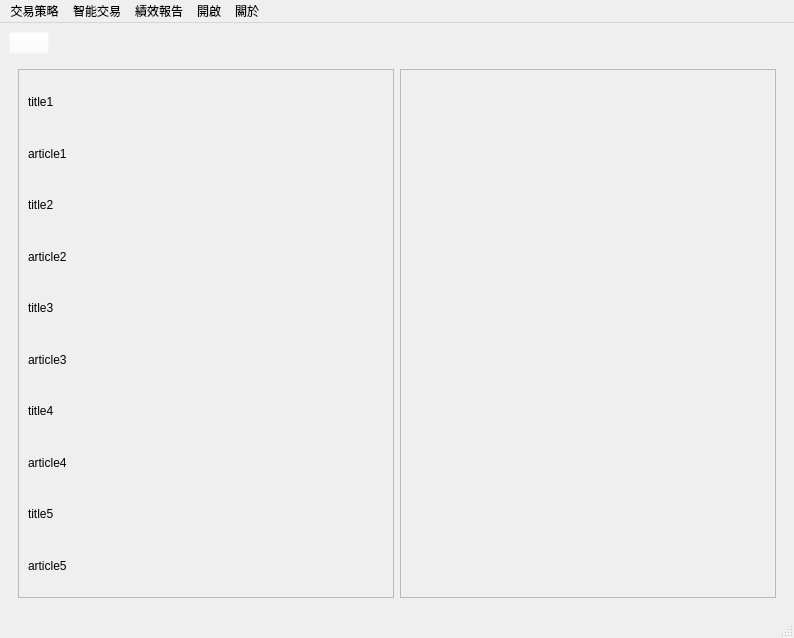
allen93075/Winner, file New_UI_for_edit.ui: the form before one commit.
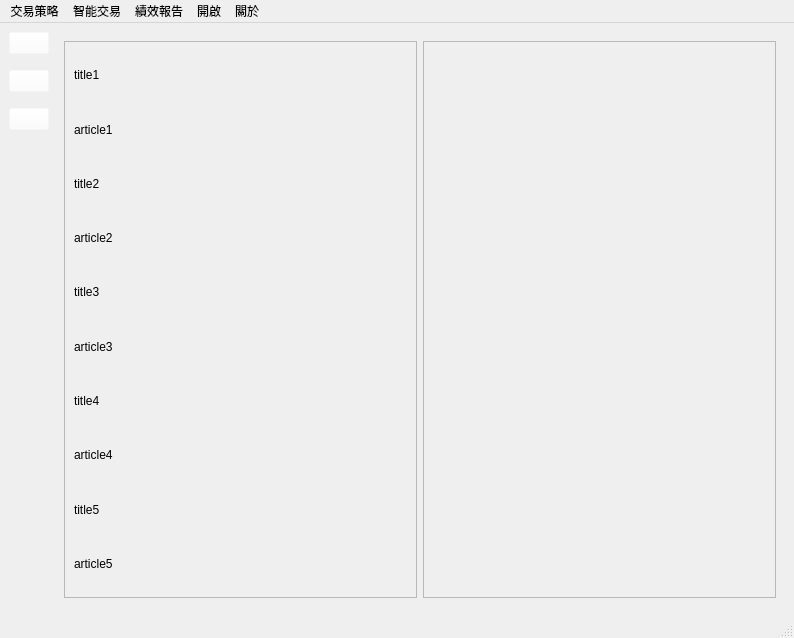
The form after the commit. Icons and pictures are not drawn.

Commit message: 新增MC, PL button

```diff
--- a/New_UI_for_edit.ui
+++ b/New_UI_for_edit.ui
@@ -28,7 +28,103 @@
   </property>
   <widget class="QWidget" name="centralwidget">
    <layout class="QGridLayout" name="gridLayout_4">
-    <item row="1" column="0">
+    <item row="0" column="0">
+     <layout class="QVBoxLayout" name="verticalLayout_3">
+      <item>
+       <widget class="QPushButton" name="BackHome_button">
+        <property name="sizePolicy">
+         <sizepolicy hsizetype="Fixed" vsizetype="Fixed">
+          <horstretch>0</horstretch>
+          <verstretch>0</verstretch>
+         </sizepolicy>
+        </property>
+        <property name="styleSheet">
+         <string notr="true">border-color: rgba(255, 255, 255, 0);
+background-color: rgba(255, 255, 255, 0);</string>
+        </property>
+        <property name="text">
+         <string/>
+        </property>
+       </widget>
+      </item>
+      <item>
+       <spacer name="verticalSpacer_2">
+        <property name="orientation">
+         <enum>Qt::Vertical</enum>
+        </property>
+        <property name="sizeType">
+         <enum>QSizePolicy::Fixed</enum>
+        </property>
+        <property name="sizeHint" stdset="0">
+         <size>
+          <width>20</width>
+          <height>10</height>
+         </size>
+        </property>
+       </spacer>
+      </item>
+      <item>
+       <widget class="QPushButton" name="MCcall_button">
+        <property name="sizePolicy">
+         <sizepolicy hsizetype="Fixed" vsizetype="Fixed">
+          <horstretch>0</horstretch>
+          <verstretch>0</verstretch>
+         </sizepolicy>
+        </property>
+        <property name="styleSheet">
+         <string notr="true">border-color: rgba(255, 255, 255, 0);
+background-color: rgba(255, 255, 255, 0);</string>
+        </property>
+        <property name="text">
+         <string/>
+        </property>
+       </widget>
+      </item>
+      <item>
+       <spacer name="verticalSpacer_3">
+        <property name="orientation">
+         <enum>Qt::Vertical</enum>
+        </property>
+        <property name="sizeType">
+         <enum>QSizePolicy::Fixed</enum>
+        </property>
+        <property name="sizeHint" stdset="0">
+         <size>
+          <width>20</width>
+          <height>10</height>
+         </size>
+        </property>
+       </spacer>
+      </item>
+      <item>
+       <widget class="QPushButton" name="PLcall_button">
+        <property name="styleSheet">
+         <string notr="true">border-color: rgba(255, 255, 255, 0);
+background-color: rgba(255, 255, 255, 0);</string>
+        </property>
+        <property name="text">
+         <string/>
+        </property>
+       </widget>
+      </item>
+      <item>
+       <spacer name="verticalSpacer">
+        <property name="orientation">
+         <enum>Qt::Vertical</enum>
+        </property>
+        <property name="sizeHint" stdset="0">
+         <size>
+          <width>20</width>
+          <height>40</height>
+         </size>
+        </property>
+       </spacer>
+      </item>
+     </layout>
+    </item>
+    <item row="0" column="1">
+     <layout class="QHBoxLayout" name="horizontalLayout">
+      <item>
      <widget class="QStackedWidget" name="stackedWidget">
       <property name="currentIndex">
        <number>0</number>
@@ -53,8 +149,8 @@
               <rect>
                <x>0</x>
                <y>0</y>
-               <width>365</width>
-               <height>521</height>
+                 <width>338</width>
+                 <height>541</height>
               </rect>
              </property>
              <layout class="QGridLayout" name="gridLayout_2">
@@ -179,22 +275,7 @@
       </widget>
      </widget>
     </item>
-    <item row="0" column="0">
-     <widget class="QPushButton" name="BackHome_button">
-      <property name="sizePolicy">
-       <sizepolicy hsizetype="Fixed" vsizetype="Fixed">
-        <horstretch>0</horstretch>
-        <verstretch>0</verstretch>
-       </sizepolicy>
-      </property>
-      <property name="styleSheet">
-       <string notr="true">border-color: rgba(255, 255, 255, 0);
-background-color: rgba(255, 255, 255, 0);</string>
-      </property>
-      <property name="text">
-       <string/>
-      </property>
-     </widget>
+     </layout>
     </item>
    </layout>
   </widget>
```
Lines whose indentation alone changed are shown as unchanged. The commit also changes 4 other files.
